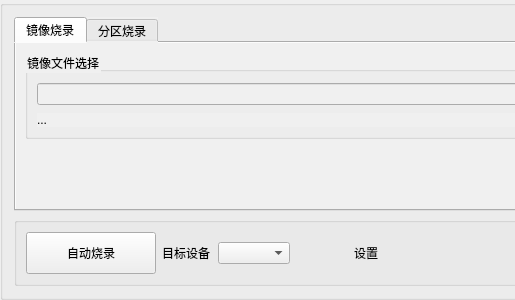
Before: the Qt Designer form gui/src/widgets/BurningControlWindow.ui in kendryte/k230_burning_tool, drawn with Qt 5; both pictures show x 0 to 515 and y 0 to 300 of the 812 by 300 pixel window.
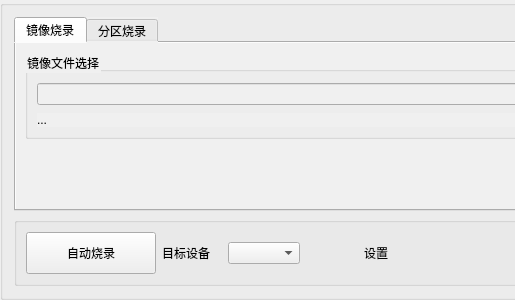
After: the same form once the commit is applied. Icons and pictures are not drawn. Custom widgets are drawn as their Qt base class.

The edit to the form file:
```diff
--- a/gui/src/widgets/BurningControlWindow.ui
+++ b/gui/src/widgets/BurningControlWindow.ui
@@ -151,7 +151,7 @@
        <widget class="QLabel" name="label_15">
         <property name="minimumSize">
          <size>
-          <width>50</width>
+          <width>60</width>
           <height>0</height>
          </size>
         </property>
```
